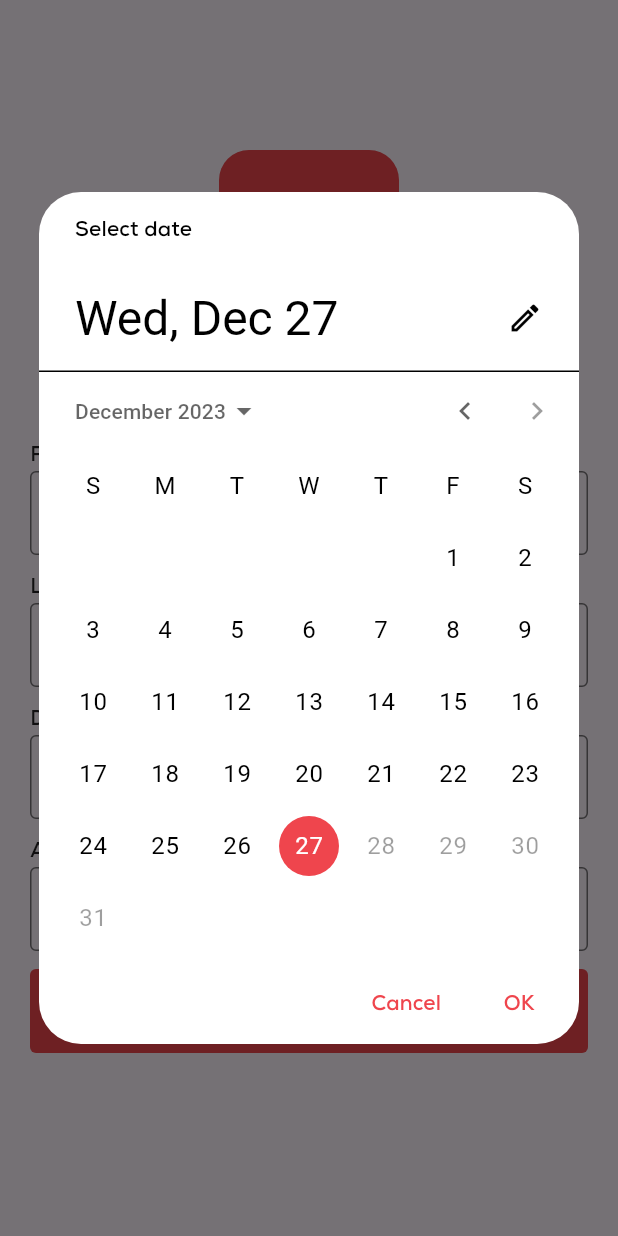
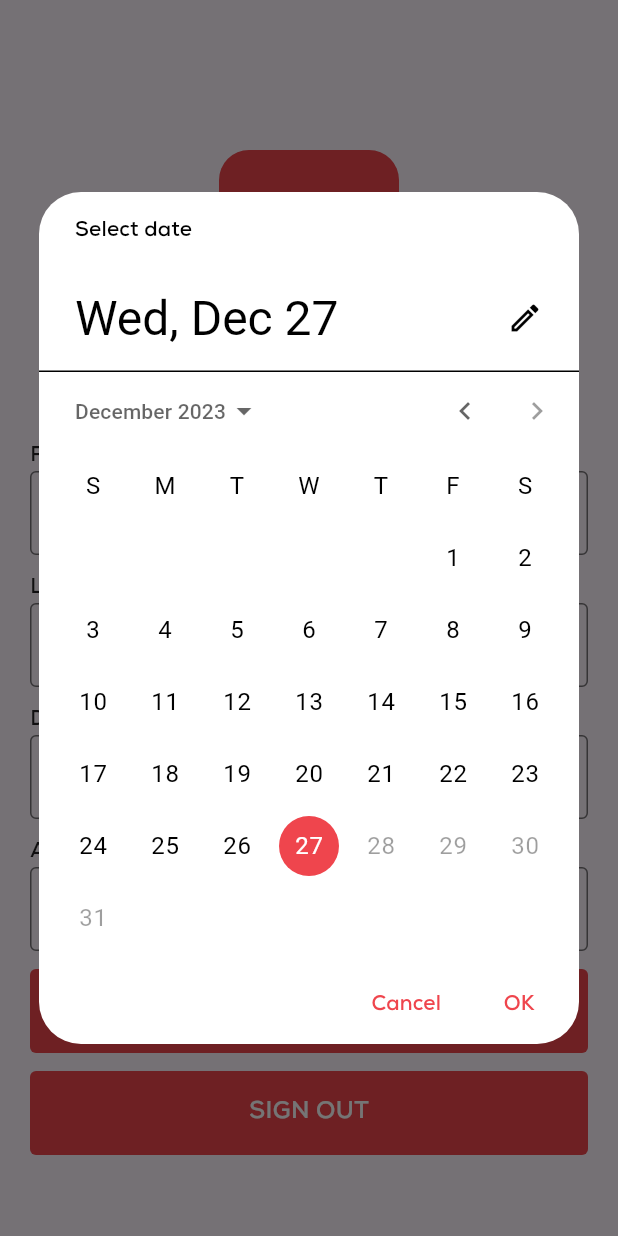
Before and after one commit to MostafaElSafy/Flutter-QR-Attendance-App, a Flutter app: the ProfileScreen screen opened directly, after a tap on "Date of Birth", on a phone screen of 412 x 824 dp. Run offline on Flutter 3.47's test engine with Material 3 defaults, Android fonts, the light colour scheme and no system bars; our stand-ins replace cloud_firestore, firebase_auth, firebase_core, firebase_storage, flutter_bloc, flutter_keyboard_visibility and 6 more; missing offline and left inert: flutter_barcode_scanner, month_year_picker; accounts and stored records are empty.

Commit message:
log out v1

```diff
--- a/lib/profilescreen.dart
+++ b/lib/profilescreen.dart
@@ -1,9 +1,12 @@
-import 'package:attendancesys/model/user.dart';
+import 'dart:io';
+
+import 'package:attendancesys/loginscreen.dart';
+import 'package:attendancesys/model/user.dart' as LocalUser;
 import 'package:cloud_firestore/cloud_firestore.dart';
+import 'package:firebase_auth/firebase_auth.dart' as FirebaseUser;
 import 'package:firebase_storage/firebase_storage.dart';
 import 'package:flutter/material.dart';
 import 'package:image_picker/image_picker.dart';
-import 'dart:io';
 import 'package:intl/intl.dart';
 
 class ProfileScreen extends StatefulWidget {
@@ -32,25 +35,33 @@ class _ProfileScreenState extends State<ProfileScreen> {
     );
 
     Reference ref = FirebaseStorage.instance
-        .ref().child("${User.employeeId.toLowerCase()}_profilepic.jpg");
+        .ref()
+        .child("${LocalUser.User.employeeId.toLowerCase()}_profilepic.jpg");
 
     await ref.putFile(File(image!.path));
 
     ref.getDownloadURL().then((value) async {
       setState(() {
-        User.profilePicLink = value;
+        LocalUser.User.profilePicLink = value;
       });
 
-      await FirebaseFirestore.instance.collection("Employee").doc(User.id).update({
+      await FirebaseFirestore.instance
+          .collection("Employee")
+          .doc(LocalUser.User.id)
+          .update({
         'profilePic': value,
       });
     });
   }
 
+  late BuildContext scaffoldContext; // Add this line
+
   @override
   Widget build(BuildContext context) {
     screenHeight = MediaQuery.of(context).size.height;
     screenWidth = MediaQuery.of(context).size.width;
+    scaffoldContext = context; // Store context
+
     return Scaffold(
       body: SingleChildScrollView(
         padding: const EdgeInsets.all(20),
@@ -70,13 +81,15 @@ class _ProfileScreenState extends State<ProfileScreen> {
                   color: primary,
                 ),
                 child: Center(
-                  child: User.profilePicLink == " " ? const Icon(
+                  child: LocalUser.User.profilePicLink == " "
+                      ? const Icon(
                           Icons.person,
                           color: Colors.white,
                           size: 80,
-                  ) : ClipRRect(
+                        )
+                      : ClipRRect(
                           borderRadius: BorderRadius.circular(20),
-                    child: Image.network(User.profilePicLink),
+                          child: Image.network(LocalUser.User.profilePicLink),
                         ),
                 ),
               ),
@@ -84,17 +97,24 @@ class _ProfileScreenState extends State<ProfileScreen> {
             Align(
               alignment: Alignment.center,
               child: Text(
-                "Employee ${User.employeeId}",
+                "Employee ${LocalUser.User.employeeId}",
                 style: const TextStyle(
                   fontFamily: "NexaBold",
                   fontSize: 18,
                 ),
               ),
             ),
-            const SizedBox(height: 24,),
-            User.canEdit ? textField("First Name", "First name", firstNameController) : field("First Name", User.firstName),
-            User.canEdit ? textField("Last Name", "Last name", lastNameController) : field("Last Name", User.lastName),
-            User.canEdit ? GestureDetector(
+            const SizedBox(
+              height: 24,
+            ),
+            LocalUser.User.canEdit
+                ? textField("First Name", "First name", firstNameController)
+                : field("First Name", LocalUser.User.firstName),
+            LocalUser.User.canEdit
+                ? textField("Last Name", "Last name", lastNameController)
+                : field("Last Name", LocalUser.User.lastName),
+            LocalUser.User.canEdit
+                ? GestureDetector(
                     onTap: () {
                       showDatePicker(
                           context: context,
@@ -111,51 +131,57 @@ class _ProfileScreenState extends State<ProfileScreen> {
                                 ),
                                 textButtonTheme: TextButtonThemeData(
                                   style: TextButton.styleFrom(
-                              primary: primary,
+                                    foregroundColor: primary,
                                   ),
                                 ),
                                 textTheme: const TextTheme(
-                            headline4: TextStyle(
+                                  headlineMedium: TextStyle(
                                     fontFamily: "NexaBold",
                                   ),
-                            overline: TextStyle(
+                                  labelSmall: TextStyle(
                                     fontFamily: "NexaBold",
                                   ),
-                            button: TextStyle(
+                                  labelLarge: TextStyle(
                                     fontFamily: "NexaBold",
                                   ),
                                 ),
                               ),
                               child: child!,
                             );
-                    }
-                ).then((value) {
+                          }).then((value) {
                         setState(() {
                           birth = DateFormat("MM/dd/yyyy").format(value!);
                         });
                       });
                     },
                     child: field("Date of Birth", birth),
-            ) : field("Date of Birth", User.birthDate),
-            User.canEdit ? textField("Address", "Address", addressController) : field("Address", User.address),
-            User.canEdit ? GestureDetector(
+                  )
+                : field("Date of Birth", LocalUser.User.birthDate),
+            LocalUser.User.canEdit
+                ? textField("Address", "Address", addressController)
+                : field("Address", LocalUser.User.address),
+            LocalUser.User.canEdit
+                ? GestureDetector(
                     onTap: () async {
                       String firstName = firstNameController.text;
                       String lastName = lastNameController.text;
                       String birthDate = birth;
                       String address = addressController.text;
 
-                if(User.canEdit) {
-                  if(firstName.isEmpty) {
+                      if (LocalUser.User.canEdit) {
+                        if (firstName.isEmpty) {
                           showSnackBar("Please enter your first name!");
-                  } else if(lastName.isEmpty) {
+                        } else if (lastName.isEmpty) {
                           showSnackBar("Please enter your last name!");
-                  } else if(birthDate.isEmpty) {
+                        } else if (birthDate.isEmpty) {
                           showSnackBar("Please enter your birth date!");
-                  } else if(address.isEmpty) {
+                        } else if (address.isEmpty) {
                           showSnackBar("Please enter your address!");
                         } else {
-                    await FirebaseFirestore.instance.collection("Employee").doc(User.id).update({
+                          await FirebaseFirestore.instance
+                              .collection("Employee")
+                              .doc(LocalUser.User.id)
+                              .update({
                             'firstName': firstName,
                             'lastName': lastName,
                             'birthDate': birthDate,
@@ -163,16 +189,17 @@ class _ProfileScreenState extends State<ProfileScreen> {
                             'canEdit': false,
                           }).then((value) {
                             setState(() {
-                        User.canEdit = false;
-                        User.firstName = firstName;
-                        User.lastName = lastName;
-                        User.birthDate = birthDate;
-                        User.address = address;
+                              LocalUser.User.canEdit = false;
+                              LocalUser.User.firstName = firstName;
+                              LocalUser.User.lastName = lastName;
+                              LocalUser.User.birthDate = birthDate;
+                              LocalUser.User.address = address;
                             });
                           });
                         }
                       } else {
-                  showSnackBar("You can't edit anymore, please contact support team.");
+                        showSnackBar(
+                            "You can't edit anymore, please contact support team.");
                       }
                     },
                     child: Container(
@@ -194,10 +221,46 @@ class _ProfileScreenState extends State<ProfileScreen> {
                         ),
                       ),
                     ),
-            ) : const SizedBox(),
+                  )
+                : const SizedBox(),
+            LocalUser.User.canEdit
+                ? GestureDetector(
+                    onTap: () async {
+                      await _signOut(); // Call the _signOut function
+                    },
+                    child: Container(
+                      height: kToolbarHeight,
+                      width: screenWidth,
+                      margin: const EdgeInsets.only(bottom: 12),
+                      decoration: BoxDecoration(
+                        borderRadius: BorderRadius.circular(4),
+                        color: primary,
+                      ),
+                      child: const Center(
+                        child: Text(
+                          "SIGN OUT",
+                          style: TextStyle(
+                            color: Colors.white,
+                            fontFamily: "NexaBold",
+                            fontSize: 16,
+                          ),
+                        ),
+                      ),
+                    ),
+                  )
+                : const SizedBox(),
           ],
         ),
       ),
+    );
+  }
+
+  Future<void> _signOut() async {
+    await FirebaseUser.FirebaseAuth.instance.signOut();
+
+    Navigator.pushReplacement(
+      scaffoldContext, // Use stored context
+      MaterialPageRoute(builder: (context) => const LoginScreen()),
     );
   }
 
@@ -241,7 +304,8 @@ class _ProfileScreenState extends State<ProfileScreen> {
     );
   }
 
-  Widget textField(String title, String hint, TextEditingController controller) {
+  Widget textField(
+      String title, String hint, TextEditingController controller) {
     return Column(
       children: [
         Align(
@@ -293,5 +357,4 @@ class _ProfileScreenState extends State<ProfileScreen> {
       ),
     );
   }
-
 }
--- a/pubspec.yaml
+++ b/pubspec.yaml
@@ -52,6 +52,7 @@ dependencies:
   cupertino_icons: ^1.0.2
   another_flushbar: ^1.12.30
   flutter_bloc:
+  firebase_auth: ^4.15.3
 
 dev_dependencies:
   flutter_test:
```
Also changed, not shown: lib/main.dart (+4 -3 lines), pubspec.lock, 7 other files. Lines whose indentation alone changed are shown as unchanged.
